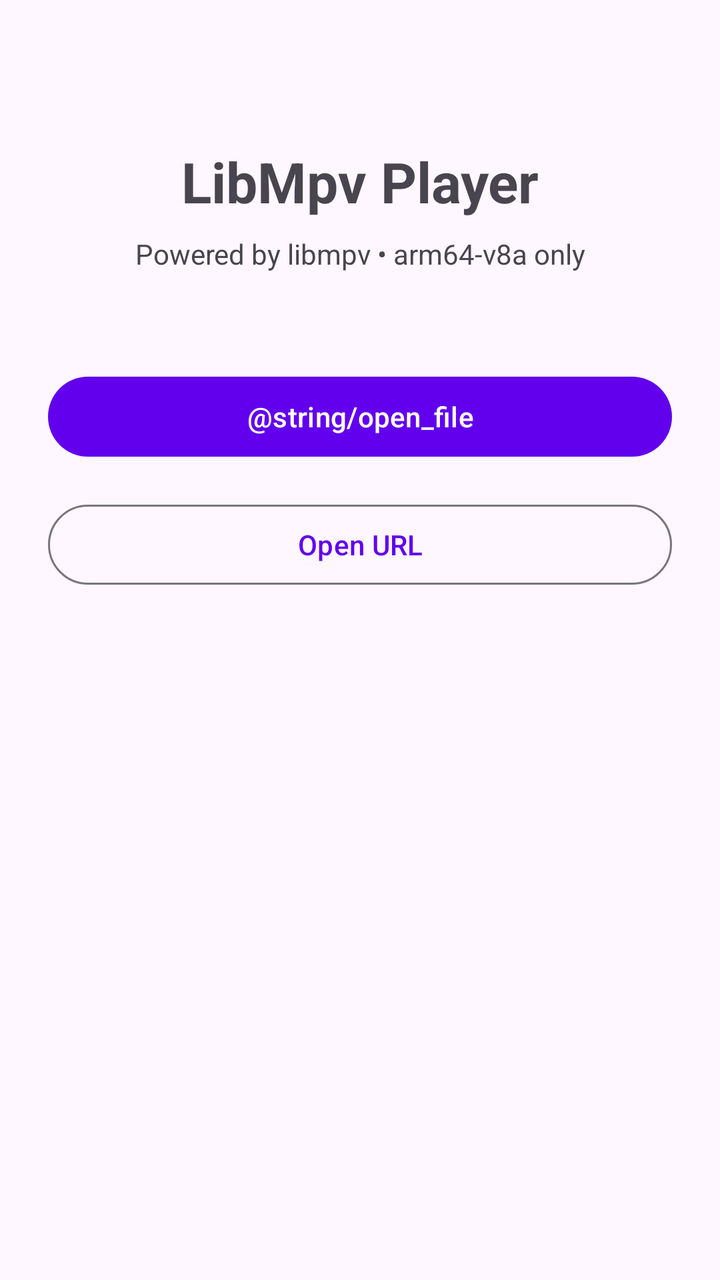
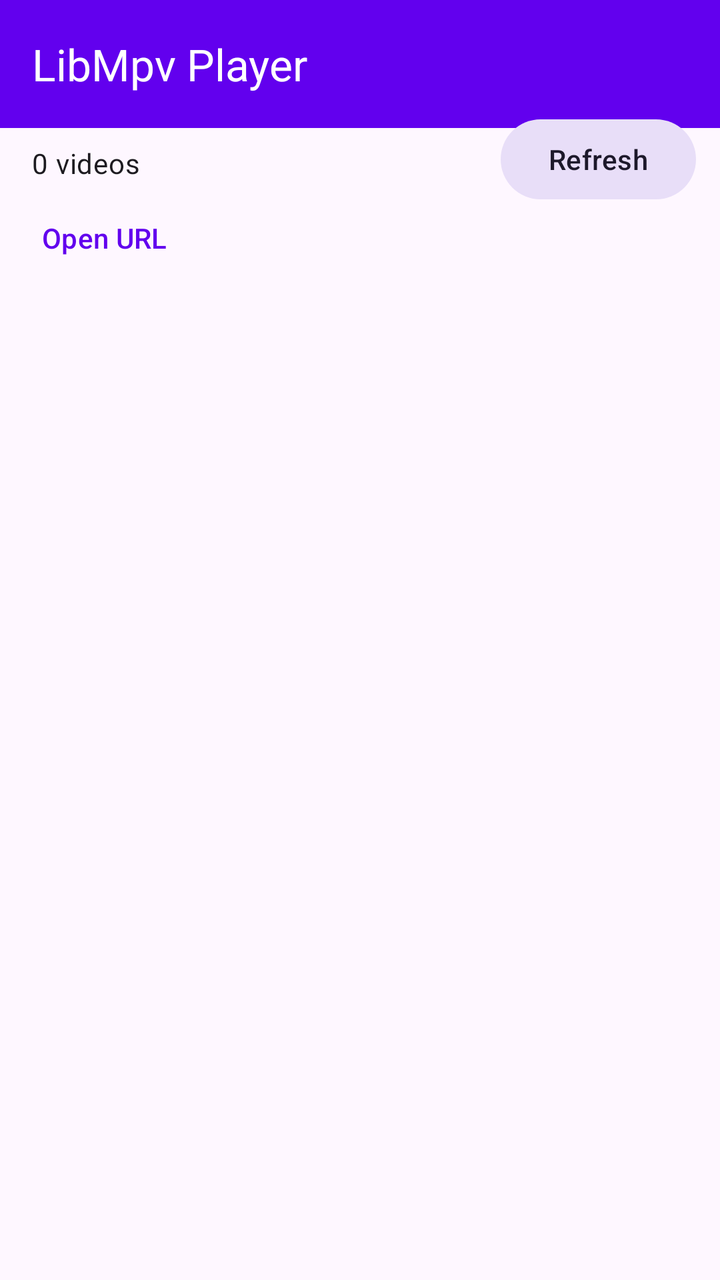

Before-and-after screenshots of an Android layout around one commit, followed by the original layout XML and the change that was made.
<!-- AndroidManifest.xml: application theme Theme.LibMpvPlayer -->
<!-- res/layout/activity_main.xml -->
<?xml version="1.0" encoding="utf-8"?>
<androidx.constraintlayout.widget.ConstraintLayout
    xmlns:android="http://schemas.android.com/apk/res/android"
    xmlns:app="http://schemas.android.com/apk/res-auto"
    android:layout_width="match_parent"
    android:layout_height="match_parent"
    android:padding="24dp">

    <TextView
        android:id="@+id/title"
        android:layout_width="wrap_content"
        android:layout_height="wrap_content"
        android:text="@string/app_name"
        android:textSize="28sp"
        android:textStyle="bold"
        app:layout_constraintTop_toTopOf="parent"
        app:layout_constraintStart_toStartOf="parent"
        app:layout_constraintEnd_toEndOf="parent"
        android:layout_marginTop="48dp" />

    <TextView
        android:id="@+id/subtitle"
        android:layout_width="0dp"
        android:layout_height="wrap_content"
        android:text="Powered by libmpv • arm64-v8a only"
        android:textSize="14sp"
        android:gravity="center"
        android:layout_marginTop="8dp"
        app:layout_constraintTop_toBottomOf="@id/title"
        app:layout_constraintStart_toStartOf="parent"
        app:layout_constraintEnd_toEndOf="parent" />

    <com.google.android.material.button.MaterialButton
        android:id="@+id/btnOpenFile"
        android:layout_width="0dp"
        android:layout_height="wrap_content"
        android:text="@string/open_file"
        android:layout_marginTop="48dp"
        app:layout_constraintTop_toBottomOf="@id/subtitle"
        app:layout_constraintStart_toStartOf="parent"
        app:layout_constraintEnd_toEndOf="parent" />

    <com.google.android.material.button.MaterialButton
        android:id="@+id/btnOpenUrl"
        style="@style/Widget.Material3.Button.OutlinedButton"
        android:layout_width="0dp"
        android:layout_height="wrap_content"
        android:text="@string/open_url"
        android:layout_marginTop="16dp"
        app:layout_constraintTop_toBottomOf="@id/btnOpenFile"
        app:layout_constraintStart_toStartOf="parent"
        app:layout_constraintEnd_toEndOf="parent" />

    <com.google.android.material.textfield.TextInputLayout
        android:id="@+id/urlInputLayout"
        android:layout_width="0dp"
        android:layout_height="wrap_content"
        android:hint="@string/hint_url"
        android:visibility="gone"
        android:layout_marginTop="24dp"
        app:layout_constraintTop_toBottomOf="@id/btnOpenUrl"
        app:layout_constraintStart_toStartOf="parent"
        app:layout_constraintEnd_toEndOf="parent">

        <com.google.android.material.textfield.TextInputEditText
            android:id="@+id/urlEditText"
            android:layout_width="match_parent"
            android:layout_height="wrap_content"
            android:inputType="textUri"
            android:imeOptions="actionGo" />
    </com.google.android.material.textfield.TextInputLayout>

    <com.google.android.material.button.MaterialButton
        android:id="@+id/btnPlayUrl"
        android:layout_width="0dp"
        android:layout_height="wrap_content"
        android:text="@string/play"
        android:visibility="gone"
        android:layout_marginTop="12dp"
        app:layout_constraintTop_toBottomOf="@id/urlInputLayout"
        app:layout_constraintStart_toStartOf="parent"
        app:layout_constraintEnd_toEndOf="parent" />

</androidx.constraintlayout.widget.ConstraintLayout>
<!-- resources referenced by this layout -->
<resources>
  <string name="app_name">LibMpv Player</string>
  <string name="hint_url">https://example.com/video.mp4</string>
  <string name="open_url">Open URL</string>
  <string name="play">Play</string>
  <style name="Theme.LibMpvPlayer" parent="Theme.Material3.DayNight.NoActionBar">
          <item name="colorPrimary">@color/primary</item>
          <item name="colorPrimaryContainer">@color/primary_container</item>
          <item name="android:statusBarColor">@color/primary</item>
      </style>
  <color name="primary">#FF6200EE</color>
  <color name="primary_container">#FFE8DEF8</color>
</resources>

<!-- the commit's change to res/layout/activity_main.xml (unified diff, before → after) -->
@@ -4,81 +4,121 @@
     xmlns:app="http://schemas.android.com/apk/res-auto"
     android:layout_width="match_parent"
     android:layout_height="match_parent"
-    android:padding="24dp">
+    android:background="?android:attr/colorBackground">
 
-    <TextView
-        android:id="@+id/title"
-        android:layout_width="wrap_content"
-        android:layout_height="wrap_content"
-        android:text="@string/app_name"
-        android:textSize="28sp"
-        android:textStyle="bold"
+    <com.google.android.material.appbar.MaterialToolbar
+        android:id="@+id/toolbar"
+        android:layout_width="0dp"
+        android:layout_height="?attr/actionBarSize"
+        android:background="?attr/colorPrimary"
+        android:theme="@style/ThemeOverlay.Material3.Dark.ActionBar"
+        app:title="@string/app_name"
+        app:titleTextColor="@android:color/white"
         app:layout_constraintTop_toTopOf="parent"
-        app:layout_constraintStart_toStartOf="parent"
-        app:layout_constraintEnd_toEndOf="parent"
-        android:layout_marginTop="48dp" />
-
-    <TextView
-        android:id="@+id/subtitle"
-        android:layout_width="0dp"
-        android:layout_height="wrap_content"
-        android:text="Powered by libmpv • arm64-v8a only"
-        android:textSize="14sp"
-        android:gravity="center"
-        android:layout_marginTop="8dp"
-        app:layout_constraintTop_toBottomOf="@id/title"
         app:layout_constraintStart_toStartOf="parent"
         app:layout_constraintEnd_toEndOf="parent" />
 
-    <com.google.android.material.button.MaterialButton
-        android:id="@+id/btnOpenFile"
+    <TextView
+        android:id="@+id/statusText"
         android:layout_width="0dp"
         android:layout_height="wrap_content"
-        android:text="@string/open_file"
-        android:layout_marginTop="48dp"
-        app:layout_constraintTop_toBottomOf="@id/subtitle"
+        android:paddingHorizontal="16dp"
+        android:paddingTop="8dp"
+        android:paddingBottom="4dp"
+        android:textAppearance="?attr/textAppearanceBodyMedium"
+        android:text="@string/video_count_zero"
+        app:layout_constraintTop_toBottomOf="@id/toolbar"
         app:layout_constraintStart_toStartOf="parent"
-        app:layout_constraintEnd_toEndOf="parent" />
+        app:layout_constraintEnd_toStartOf="@id/btnRefresh" />
+
+    <com.google.android.material.button.MaterialButton
+        android:id="@+id/btnRefresh"
+        style="@style/Widget.Material3.Button.TonalButton"
+        android:layout_width="wrap_content"
+        android:layout_height="wrap_content"
+        android:layout_marginEnd="12dp"
+        android:text="@string/refresh"
+        app:layout_constraintTop_toBottomOf="@id/toolbar"
+        app:layout_constraintEnd_toEndOf="parent"
+        app:layout_constraintBottom_toBottomOf="@id/statusText" />
 
     <com.google.android.material.button.MaterialButton
         android:id="@+id/btnOpenUrl"
-        style="@style/Widget.Material3.Button.OutlinedButton"
+        style="@style/Widget.Material3.Button.TextButton"
+        android:layout_width="wrap_content"
+        android:layout_height="wrap_content"
+        android:text="@string/open_url"
+        android:layout_marginStart="8dp"
+        app:layout_constraintTop_toBottomOf="@id/statusText"
+        app:layout_constraintStart_toStartOf="parent" />
+
+    <LinearLayout
+        android:id="@+id/urlPanel"
         android:layout_width="0dp"
         android:layout_height="wrap_content"
-        android:text="@string/open_url"
-        android:layout_marginTop="16dp"
-        app:layout_constraintTop_toBottomOf="@id/btnOpenFile"
-        app:layout_constraintStart_toStartOf="parent"
-        app:layout_constraintEnd_toEndOf="parent" />
-
-    <com.google.android.material.textfield.TextInputLayout
-        android:id="@+id/urlInputLayout"
-        android:layout_width="0dp"
-        android:layout_height="wrap_content"
-        android:hint="@string/hint_url"
+        android:orientation="horizontal"
+        android:paddingHorizontal="12dp"
+        android:paddingBottom="8dp"
         android:visibility="gone"
-        android:layout_marginTop="24dp"
+        android:gravity="center_vertical"
         app:layout_constraintTop_toBottomOf="@id/btnOpenUrl"
         app:layout_constraintStart_toStartOf="parent"
         app:layout_constraintEnd_toEndOf="parent">
 
-        <com.google.android.material.textfield.TextInputEditText
-            android:id="@+id/urlEditText"
+        <com.google.android.material.textfield.TextInputLayout
+            android:layout_width="0dp"
+            android:layout_height="wrap_content"
+            android:layout_weight="1"
+            android:hint="@string/hint_url">
+
+            <com.google.android.material.textfield.TextInputEditText
+                android:id="@+id/urlEditText"
+                android:layout_width="match_parent"
+                android:layout_height="wrap_content"
+                android:inputType="textUri"
+                android:maxLines="1" />
+        </com.google.android.material.textfield.TextInputLayout>
+
+        <com.google.android.material.button.MaterialButton
+            android:id="@+id/btnPlayUrl"
+            android:layout_width="wrap_content"
+            android:layout_height="wrap_content"
+            android:layout_marginStart="8dp"
+            android:text="@string/play" />
+    </LinearLayout>
+
+    <FrameLayout
+        android:layout_width="0dp"
+        android:layout_height="0dp"
+        app:layout_constraintTop_toBottomOf="@id/urlPanel"
+        app:layout_constraintBottom_toBottomOf="parent"
+        app:layout_constraintStart_toStartOf="parent"
+        app:layout_constraintEnd_toEndOf="parent">
+
+        <androidx.recyclerview.widget.RecyclerView
+            android:id="@+id/recyclerView"
+            android:layout_width="match_parent"
+            android:layout_height="match_parent"
+            android:clipToPadding="false"
+            android:paddingBottom="16dp" />
+
+        <ProgressBar
+            android:id="@+id/progressBar"
+            android:layout_width="48dp"
+            android:layout_height="48dp"
+            android:layout_gravity="center"
+            android:visibility="gone" />
+
+        <TextView
+            android:id="@+id/emptyText"
             android:layout_width="match_parent"
             android:layout_height="wrap_content"
-            android:inputType="textUri"
-            android:imeOptions="actionGo" />
-    </com.google.android.material.textfield.TextInputLayout>
-
-    <com.google.android.material.button.MaterialButton
-        android:id="@+id/btnPlayUrl"
-        android:layout_width="0dp"
-        android:layout_height="wrap_content"
-        android:text="@string/play"
-        android:visibility="gone"
-        android:layout_marginTop="12dp"
-        app:layout_constraintTop_toBottomOf="@id/urlInputLayout"
-        app:layout_constraintStart_toStartOf="parent"
-        app:layout_constraintEnd_toEndOf="parent" />
+            android:layout_gravity="center"
+            android:gravity="center"
+            android:padding="24dp"
+            android:textAppearance="?attr/textAppearanceBodyLarge"
+            android:visibility="gone"
+            android:text="@string/no_videos" />
+    </FrameLayout>
 
 </androidx.constraintlayout.widget.ConstraintLayout>
<!-- resource entries referenced after the edit -->
@@ -2,8 +2,11 @@
 <resources>
   <string name="app_name">LibMpv Player</string>
   <string name="hint_url">https://example.com/video.mp4</string>
+  <string name="no_videos">No videos found on this device</string>
   <string name="open_url">Open URL</string>
   <string name="play">Play</string>
+  <string name="refresh">Refresh</string>
+  <string name="video_count_zero">0 videos</string>
   <style name="Theme.LibMpvPlayer" parent="Theme.Material3.DayNight.NoActionBar">
           <item name="colorPrimary">@color/primary</item>
           <item name="colorPrimaryContainer">@color/primary_container</item>
